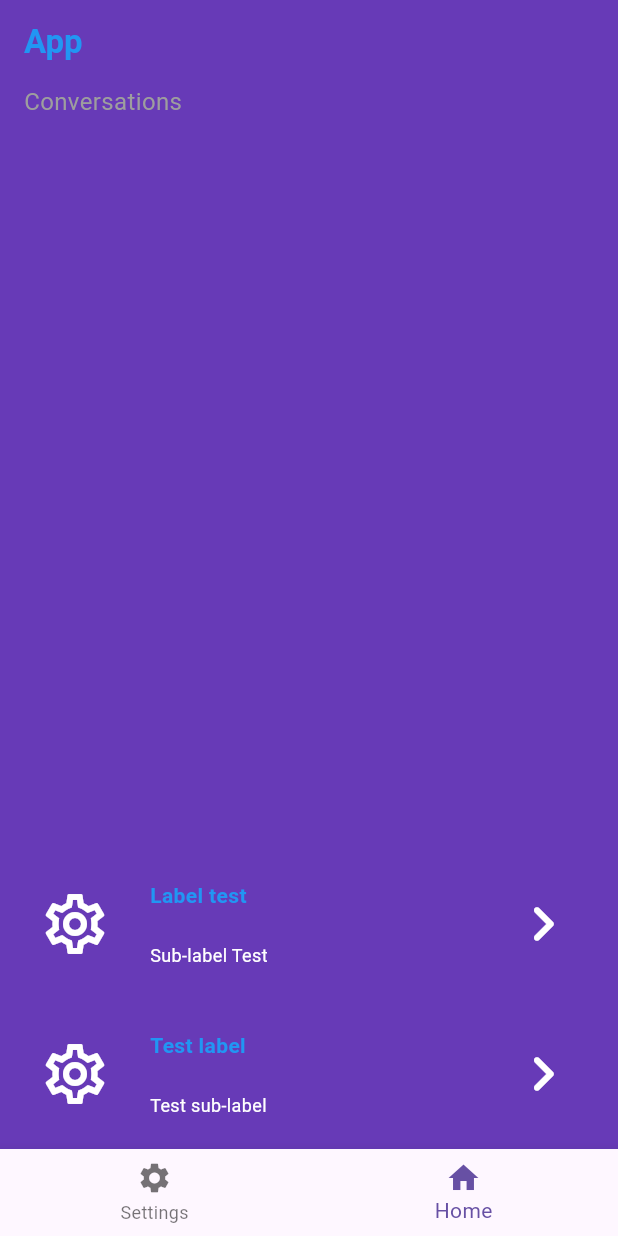
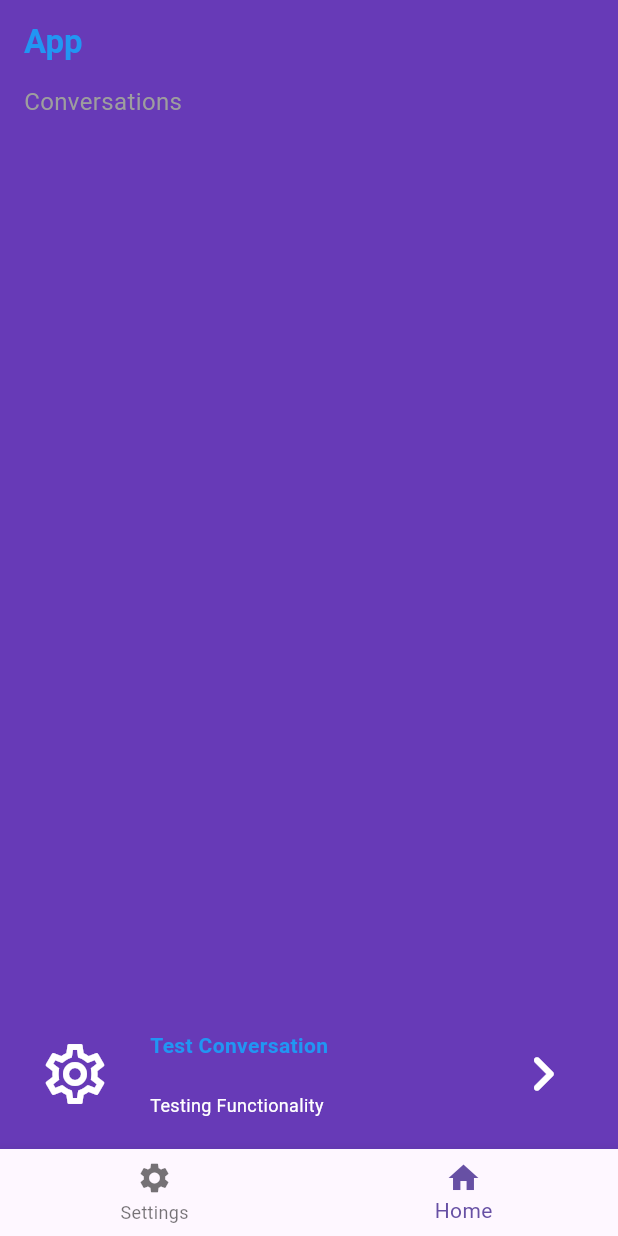
Before and after one commit to quaxlyqueen/one-ai, a Flutter app: the screen it shows after launch, on a phone screen of 412 x 824 dp. Run offline on Flutter 3.47's test engine with Material 3 defaults, Android fonts, the phone set to English and light mode, and no system bars; our stand-ins replace auto_size_text, cached_network_image, easy_debounce, flutter_animate, flutter_riverpod, google_fonts and 1 more; missing offline and left inert: flutterflow_ui; statements that could not run were skipped.

Commit message:
fixed bugs relating to ui and duplicating conversations.

```diff
--- /dev/null
+++ b/mobile/app/devtools_options.yaml
@@ -0,0 +1,3 @@
+description: This file stores settings for Dart & Flutter DevTools.
+documentation: https://docs.flutter.dev/tools/devtools/extensions#configure-extension-enablement-states
+extensions:
--- a/mobile/app/lib/components/conversation_thread/chat_bubble_widget.dart
+++ b/mobile/app/lib/components/conversation_thread/chat_bubble_widget.dart
@@ -8,10 +8,13 @@ class ChatBubbleWidget extends StatelessWidget{
 
   @override
   Widget build(BuildContext context) {
+    double max_width = MediaQuery.of(context).size.width*0.65;
+
     return Row(
       mainAxisAlignment: c.role ? MainAxisAlignment.end : MainAxisAlignment.start,
       children: [
         Container(
+          width: max_width,
           padding: const EdgeInsets.all(16.0),
           margin: const EdgeInsets.all(8.0),
           decoration: BoxDecoration(
--- a/mobile/app/lib/components/conversation_thread/conversation_thread_model.dart
+++ b/mobile/app/lib/components/conversation_thread/conversation_thread_model.dart
@@ -14,11 +14,9 @@ import 'package:cached_network_image/cached_network_image.dart';
 class ConversationThreadModel extends FlutterFlowModel<ConversationThreadWidget> {
   final formKey = GlobalKey<FormState>();
   late PromptBoxModel promptBoxModel;
-  late Conversation conversation;
+  Conversation conversation;
 
-  void updateConversation() {
-    conversation = Server.getLoadedConversation();
-  }
+  ConversationThreadModel(this.conversation);
 
   @override
   void initState(BuildContext context) {
--- a/mobile/app/lib/components/conversation_thread/conversation_thread_widget.dart
+++ b/mobile/app/lib/components/conversation_thread/conversation_thread_widget.dart
@@ -15,15 +15,19 @@ import 'conversation_thread_model.dart';
 export 'conversation_thread_model.dart';
 
 class ConversationThreadWidget extends StatefulWidget {
-  const ConversationThreadWidget({super.key});
+  final Conversation conversation;
+  const ConversationThreadWidget({super.key, required this.conversation});
 
   @override
   State<ConversationThreadWidget> createState() =>
-      _ConversationThreadWidgetState();
+      _ConversationThreadWidgetState(conversation);
 }
 
 class _ConversationThreadWidgetState extends State<ConversationThreadWidget> {
   late ConversationThreadModel _model;
+  Conversation conversation;
+
+  _ConversationThreadWidgetState(this.conversation);
 
   @override
   void setState(VoidCallback callback) {
@@ -34,7 +38,7 @@ class _ConversationThreadWidgetState extends State<ConversationThreadWidget> {
   @override
   void initState() {
     super.initState();
-    _model = createModel(context, () => ConversationThreadModel());
+    _model = createModel(context, () => ConversationThreadModel(conversation));
   }
 
   @override
@@ -66,11 +70,7 @@ class _ConversationThreadWidgetState extends State<ConversationThreadWidget> {
                     reverse: false,
                     scrollDirection: Axis.vertical,
                     itemBuilder: (BuildContext context, int index) {
-                      if(Server.getLoadedConversation().chats.last.role) {
-                        return ChatBubbleWidget(c: Server.getLoadedConversation().chats[index]);
-                      } else {
-
-                      }
+                      return ChatBubbleWidget(c: Server.getLoadedConversation().chats[index]);
                     },
                   );
                 },
--- a/mobile/app/lib/components/prompt_box/prompt_box_widget.dart
+++ b/mobile/app/lib/components/prompt_box/prompt_box_widget.dart
@@ -221,6 +221,7 @@ class _PromptBoxWidgetState extends State<PromptBoxWidget> {
                       onFieldSubmitted: (text) {
                         // TODO: Clear text box
                         Server.respondWhenReady(text); // TODO: Connect with multimedia
+                        _model.textController?.clear(); // Clear the text field
                       },
                     ),
                   ),
--- a/mobile/app/lib/main.dart
+++ b/mobile/app/lib/main.dart
@@ -31,10 +31,6 @@ BottomNavigationBarItem _buildNavigationItem(int index) {
       label = 'Home';
       iconData = Icons.home;
       break;
-    case 2:
-      label = 'Chat';
-      iconData = Icons.bubble_chart;
-      break;
   }
   return BottomNavigationBarItem(
     icon: Icon(iconData),
@@ -56,7 +52,7 @@ class MyApp extends ConsumerWidget {
   final selectedIndexProvider = StateProvider<int>((_) => 1); // Initial state
 
   // This list holds the pages to navigate between
-  final List<Widget> _pages = [
+  static final List<Widget> _pages = [
     const Center(child: SettingsWidget()),
     const Center(child: ConversationsListWidget()),
   ];
--- a/mobile/app/lib/pages/conversation_model.dart
+++ b/mobile/app/lib/pages/conversation_model.dart
@@ -1,3 +1,5 @@
+import 'package:app/components/conversation_thread/conversation.dart';
+
 import '/components/conversation_thread/conversation_thread_widget.dart';
 import '/components/model_item/model_item_widget.dart';
 import 'package:flutterflow_ui/flutterflow_ui.dart';
@@ -13,9 +15,13 @@ class ConversationModel extends FlutterFlowModel<ConversationWidget> {
   // Model for ModelItem component.
   late ModelItemModel modelItemModel;
 
+  late Conversation conversation;
+
+  ConversationModel(this.conversation);
+
   @override
   void initState(BuildContext context) {
-    conversationThreadModel = createModel(context, () => ConversationThreadModel()); // TODO
+    conversationThreadModel = createModel(context, () => ConversationThreadModel(conversation)); // TODO
     modelItemModel = createModel(context, () => ModelItemModel());
   }
 
--- a/mobile/app/lib/pages/conversation_widget.dart
+++ b/mobile/app/lib/pages/conversation_widget.dart
@@ -1,3 +1,5 @@
+import 'package:app/components/conversation_thread/conversation.dart';
+
 import '/components/conversation_details_overlay/conversation_details_overlay_widget.dart';
 import '/components/conversation_thread/conversation_thread_widget.dart';
 import '/components/model_item/model_item_widget.dart';
@@ -10,22 +12,24 @@ import 'conversation_model.dart';
 export 'conversation_model.dart';
 
 class ConversationWidget extends StatefulWidget {
-  const ConversationWidget({super.key});
+  final Conversation conversation;
+  const ConversationWidget({super.key, required this.conversation});
 
   @override
-  State<ConversationWidget> createState() => _ConversationWidgetState();
+  State<ConversationWidget> createState() => _ConversationWidgetState(conversation);
 }
 
 class _ConversationWidgetState extends State<ConversationWidget> {
   late ConversationModel _model;
+  Conversation conversation;
 
-  _ConversationWidgetState();
+  _ConversationWidgetState(this.conversation);
 
   final scaffoldKey = GlobalKey<ScaffoldState>();
   @override
   void initState() {
     super.initState();
-    _model = createModel(context, () => ConversationModel());
+    _model = createModel(context, () => ConversationModel(conversation));
   }
 
   @override
@@ -124,7 +128,7 @@ class _ConversationWidgetState extends State<ConversationWidget> {
           child: wrapWithModel(
             model: _model.conversationThreadModel,
             updateCallback: () => setState(() {}),
-            child: const ConversationThreadWidget(),
+            child: ConversationThreadWidget(conversation: conversation),
           ),
         ),
       ),
--- a/mobile/app/lib/pages/conversations_list_widget.dart
+++ b/mobile/app/lib/pages/conversations_list_widget.dart
@@ -2,7 +2,6 @@ import 'package:app/components/conversation_thread/conversation.dart';
 import 'package:app/theme.dart';
 
 import 'package:app/pages/conversation_widget.dart';
-import 'package:app/components/conversation_options/conversation_options_widget.dart';
 import 'package:app/util/server.dart';
 
 import 'package:flutterflow_ui/flutterflow_ui.dart';
@@ -22,14 +21,8 @@ class ConversationsListWidget extends StatefulWidget {
 
 class _ConversationsListWidgetState extends State<ConversationsListWidget> {
   late ConversationsListModel _model;
-  final selectedIndexProvider = StateProvider<int>((_) => 0); // Initial state
 
-  late List<Widget> conversations = [];
-  // = [
-  //   // TODO: Dynamically generate list of pages based upon existing conversations.
-  //   // This requires retrievable conversations from the server side.
-  //   const Center(child: ConversationWidget()),
-  // ];
+  static List<ConversationWidget> conversations = [];
 
   final scaffoldKey = GlobalKey<ScaffoldState>();
 
@@ -37,9 +30,12 @@ class _ConversationsListWidgetState extends State<ConversationsListWidget> {
   void initState() {
     super.initState();
     Server().init();
-    List<Conversation> convos = Server.conversations;
-    for(Conversation c in convos) {
-      conversations.add(const ConversationWidget());
+
+    if(conversations.isEmpty) {
+      List<Conversation> convoys = Server.conversations;
+      for(Conversation c in convoys) {
+        conversations.add(ConversationWidget(conversation: c,));
+      }
     }
 
     _model = createModel(context, () => ConversationsListModel());
@@ -53,7 +49,6 @@ class _ConversationsListWidgetState extends State<ConversationsListWidget> {
 
   @override
   Widget build(BuildContext context) {
-    List<Conversation> conversations = Server.getConversationsList();
     return GestureDetector(
       onTap: () => _model.unfocusNode.canRequestFocus
           ? FocusScope.of(context).requestFocus(_model.unfocusNode)
@@ -133,7 +128,7 @@ class _ConversationsListWidgetState extends State<ConversationsListWidget> {
                                               mainAxisSize: MainAxisSize.max,
                                               children: [
                                                 Text(
-                                                  conversations[index].conversationLabel,
+                                                  conversations[index].conversation.conversationLabel,
                                                   style: AppTheme.headlineLarge,
                                                 ),
                                               ],
@@ -147,7 +142,7 @@ class _ConversationsListWidgetState extends State<ConversationsListWidget> {
                                               children: [
                                                 Expanded(
                                                   child: Text(
-                                                    conversations[index].conversationSubLabel,
+                                                    conversations[index].conversation.conversationSubLabel,
                                                     style: AppTheme.bodyMedium,
                                                   ),
                                                 ),
@@ -181,7 +176,7 @@ class _ConversationsListWidgetState extends State<ConversationsListWidget> {
                               Navigator.push(
                                 context,
                                 MaterialPageRoute(
-                                  builder: (context) => const ConversationWidget(),
+                                  builder: (context) => ConversationWidget(conversation: Server.getLoadedConversation(),),
                                 ),
                               )
                             },
--- a/mobile/app/lib/util/server.dart
+++ b/mobile/app/lib/util/server.dart
@@ -12,7 +12,8 @@ class Server {
   static final Server _single_server = Server._internal();
   Server._internal();
   // TODO: One-time process to establish server connection is required for easy setup/maintenance.
-  static final url = "http://10.0.2.2:11434/api/";
+  static final url = "http://10.0.2.2:11434/api/"; // For emulated device in testing
+  //static final url = "http://192.168.1.68:11434/api"; // For local access to home server
   static String endpoint = "";
   static final Map<String, String> headers = {'Content-Type': 'application/json'};
 
@@ -55,26 +56,26 @@ class Server {
     conversations.add(
       Conversation.completeConversation(
         0,
-        "Test label",
-        "Test sub-label",
+        "Test Conversation",
+        "Testing Functionality",
         [
-          (Chat("This is just a test. Only reply Yes.", true)),
-          (Chat("Yes.", false)),
+          (Chat("Hello there! You are part of a prototype and are running locally on my Macbook Air. Please keep your responses brief as every prompt freezes my computer.", true)),
+          (Chat("Understood! How can I help?", false)),
         ]
       )
     );
 
-    conversations.add(
-        Conversation.completeConversation(
-            1,
-            "Label test",
-            "Sub-label Test",
-            [
-              (Chat("A different test. Only reply No.", true)),
-              (Chat("No.", false)),
-            ]
-        )
-    );
+    // conversations.add(
+    //     Conversation.completeConversation(
+    //         1,
+    //         "Label test",
+    //         "Sub-label Test",
+    //         [
+    //           (Chat("A different test. Only reply No.", true)),
+    //           (Chat("No.", false)),
+    //         ]
+    //     )
+    // );
   }
 
 
```
Also changed, not shown: 5 other files.
